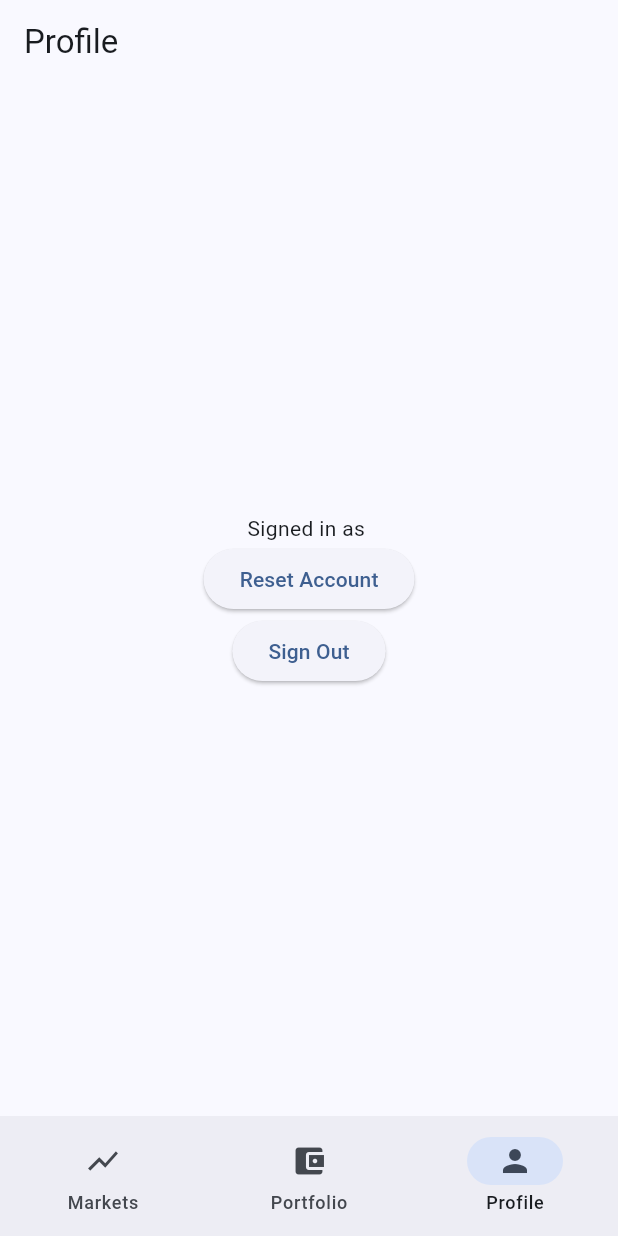
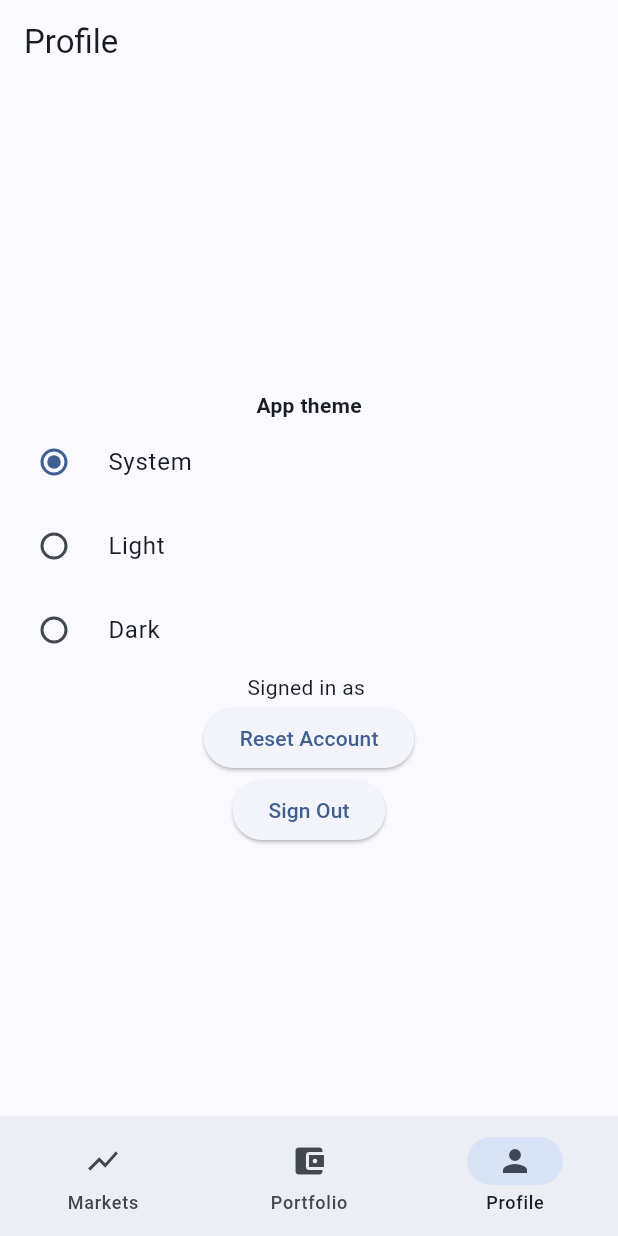
Before and after one commit to JoshuaBielas/PredictItJr, a Flutter app: the ProfileScreen screen opened by its route, on a phone screen of 412 x 824 dp. Run offline on Flutter 3.47's test engine with Material 3 defaults, Android fonts, the phone set to English and light mode, and no system bars; our stand-ins replace fl_chart, flutter_svg, geolocator, go_router, image_picker, permission_handler and 1 more; accounts and stored records are empty.

Commit message:
finished HW 10

```diff
--- /dev/null
+++ b/lib/data/theme_storage.dart
@@ -0,0 +1,29 @@
+import 'package:flutter/material.dart';
+import 'package:shared_preferences/shared_preferences.dart';
+
+// I got this from AI
+
+class ThemeStorage {
+  static const _key = 'theme_mode_v1';
+
+  Future<void> save(ThemeMode mode) async {
+    final prefs = await SharedPreferences.getInstance();
+    await prefs.setString(_key, mode.toString().split('.').last);
+  }
+
+  Future<ThemeMode> load() async {
+    final prefs = await SharedPreferences.getInstance();
+    final raw = prefs.getString(_key);
+    if (raw == null) return ThemeMode.system;
+
+    return ThemeMode.values.firstWhere(
+      (mode) => mode.toString().split('.').last == raw,
+      orElse: () => ThemeMode.system,
+    );
+  }
+
+  Future<void> clear() async {
+    final prefs = await SharedPreferences.getInstance();
+    await prefs.remove(_key);
+  }
+}
--- a/lib/main.dart
+++ b/lib/main.dart
@@ -1,17 +1,28 @@
 import 'package:flutter/material.dart';
 import 'package:predictit_jr/providers/auth_model.dart';
+import 'package:predictit_jr/providers/theme_model.dart';
 import 'package:predictit_jr/services/permission_service.dart';
 import 'package:provider/provider.dart';
 import 'providers/portfolio_model.dart';
 import 'router.dart';
 import 'theme/app_theme.dart';
 
+// I got help from AI on this
+
 Future<void> main() async {
   WidgetsFlutterBinding.ensureInitialized();
   final portfolio = PortfolioModel();
   final auth = AuthModel();
-  await Future.wait([portfolio.load(), auth.load()]);
-  runApp(PredictItApp(portfolio: portfolio, auth: auth));
+  final theme = ThemeModel();
+
+  await Future.wait([portfolio.load(), auth.load(), theme.load()]);
+
+  runApp(PredictItApp(
+    portfolio: portfolio,
+    auth: auth,
+    theme: theme,
+  ),
+  );
 }
 
 class PredictItApp extends StatelessWidget {
@@ -19,9 +30,12 @@ class PredictItApp extends StatelessWidget {
     super.key,
     required this.portfolio,
     required this.auth,
+    required this.theme,
   });
+
   final PortfolioModel portfolio;
   final AuthModel auth;
+  final ThemeModel theme;
 
   @override
   Widget build(BuildContext context) {
@@ -29,15 +43,18 @@ class PredictItApp extends StatelessWidget {
       providers: [
         ChangeNotifierProvider<PortfolioModel>.value(value: portfolio),
         ChangeNotifierProvider<AuthModel>.value(value: auth),
+        ChangeNotifierProvider<ThemeModel>.value(value: theme),
         Provider<PermissionService>(create: (_) => PermissionService()),
       ],
-      child: MaterialApp.router(
-        title: 'PredictIt Jr.',
-        debugShowCheckedModeBanner: false,
-        theme: AppTheme.light,
-        darkTheme: AppTheme.dark,        // <- add
-        themeMode: ThemeMode.system,     // <- add
-        routerConfig: buildRouter(auth),
+      child: Builder(
+        builder: (context) => MaterialApp.router(
+          title: 'PredictIt Jr.',
+          debugShowCheckedModeBanner: false,
+          theme: AppTheme.light,
+          darkTheme: AppTheme.dark,
+          themeMode: context.watch<ThemeModel>().themeMode,
+          routerConfig: buildRouter(auth),
+        ),
       ),
     );
   }
--- /dev/null
+++ b/lib/providers/theme_model.dart
@@ -0,0 +1,25 @@
+import 'package:flutter/material.dart';
+import '../data/theme_storage.dart';
+
+// I got this from AI
+
+class ThemeModel extends ChangeNotifier {
+  ThemeModel({ThemeStorage? storage}) : _storage = storage ?? ThemeStorage();
+
+  final ThemeStorage _storage;
+  ThemeMode _themeMode = ThemeMode.system;
+
+  ThemeMode get themeMode => _themeMode;
+
+  Future<void> load() async {
+    _themeMode = await _storage.load();
+    notifyListeners();
+  }
+
+  Future<void> setThemeMode(ThemeMode mode) async {
+    if (_themeMode == mode) return;
+    _themeMode = mode;
+    notifyListeners();
+    await _storage.save(mode);
+  }
+}
--- a/lib/screens/profile_screen.dart
+++ b/lib/screens/profile_screen.dart
@@ -1,10 +1,14 @@
+// ignore_for_file: deprecated_member_use
+
 import 'package:flutter/material.dart';
 import 'package:predictit_jr/providers/auth_model.dart';
 import 'package:predictit_jr/providers/portfolio_model.dart';
 import 'package:provider/provider.dart';
+import 'package:predictit_jr/providers/theme_model.dart';
 
 // I got some help from here:
 // https://hemant-aws-devops.medium.com/day-22-creating-custom-dialogs-in-flutter-a-step-by-step-guide-for-our-noted-app-beb33203ce57
+// I also got help from AI
 
 class ProfileScreen extends StatelessWidget {
   const ProfileScreen({super.key});
@@ -18,6 +22,32 @@ class ProfileScreen extends StatelessWidget {
         child: Column(
           mainAxisAlignment: MainAxisAlignment.center,
           children: [
+            const SizedBox(height: 24),
+            const Text('App theme', style: TextStyle(fontWeight: FontWeight.w600)),
+            RadioListTile<ThemeMode>(
+              title: const Text('System'),
+              value: ThemeMode.system,
+              groupValue: context.watch<ThemeModel>().themeMode,
+              onChanged: (mode) {
+                if (mode != null) context.read<ThemeModel>().setThemeMode(mode);
+              },
+            ),
+            RadioListTile<ThemeMode>(
+              title: const Text('Light'),
+              value: ThemeMode.light,
+              groupValue: context.watch<ThemeModel>().themeMode,
+              onChanged: (mode) {
+                if (mode != null) context.read<ThemeModel>().setThemeMode(mode);
+              },
+            ),
+            RadioListTile<ThemeMode>(
+              title: const Text('Dark'),
+              value: ThemeMode.dark,
+              groupValue: context.watch<ThemeModel>().themeMode,
+              onChanged: (mode) {
+                if (mode != null) context.read<ThemeModel>().setThemeMode(mode);
+              },
+            ),
             Text('Signed in as ${user?.displayName}'),
             ElevatedButton(
               onPressed: () {
```
Also changed, not shown: 1 other file.
